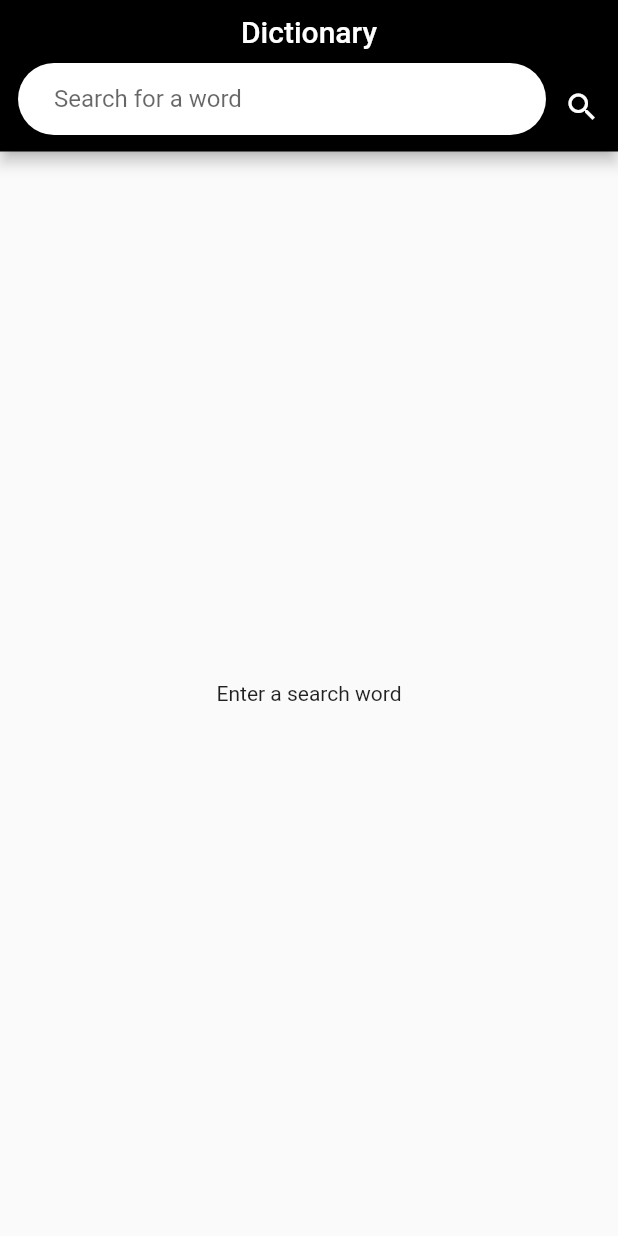
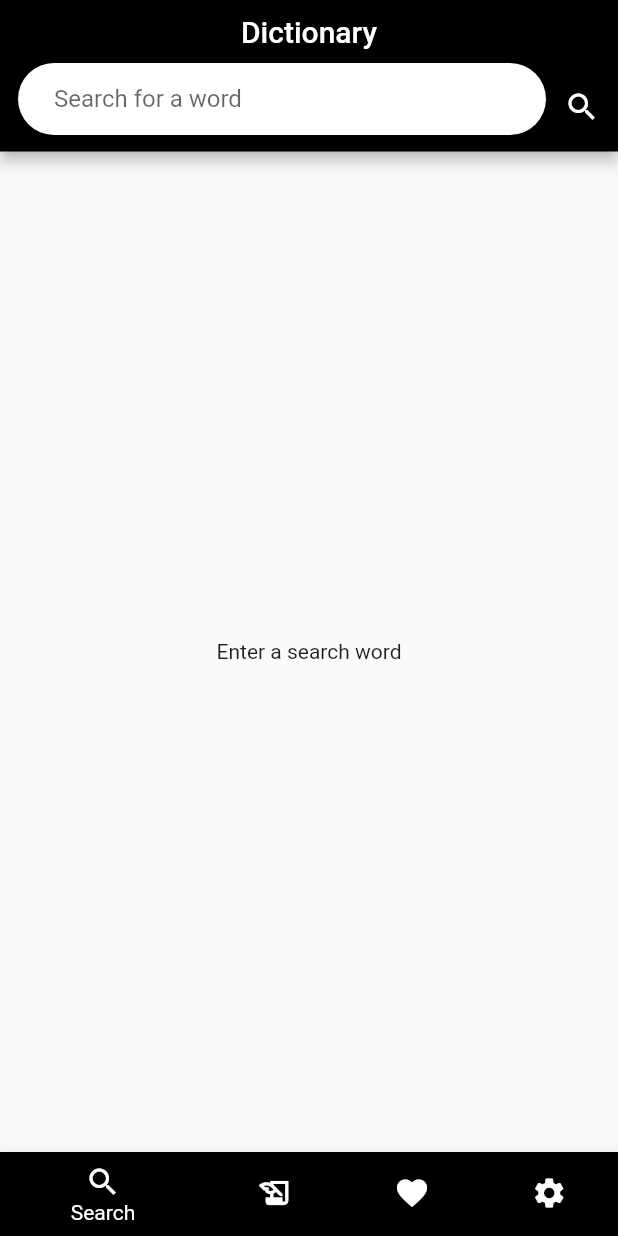
Before and after one commit to sungjoonhong/kungchidda_dictionary, a Flutter app: the screen it shows after launch, after a tap on the "search" icon, on a phone screen of 412 x 824 dp. Run offline on Flutter 3.47's test engine with Material 2 defaults, Android fonts, the light colour scheme and no system bars.

Commit message:
refactory screen

```diff
--- a/lib/main.dart
+++ b/lib/main.dart
@@ -1,7 +1,8 @@
-import 'dart:async';
-import 'dart:convert';
-import 'package:http/http.dart';
 import 'package:flutter/material.dart';
+import 'package:kungchidda_dictionary/screen/favoriteScreen.dart';
+import 'package:kungchidda_dictionary/screen/historyScreen.dart';
+import 'package:kungchidda_dictionary/screen/searchScreen.dart';
+import 'package:kungchidda_dictionary/screen/settingScreen.dart';
 
 void main() => runApp(const MyApp());
 
@@ -25,160 +26,74 @@ class Homepage extends StatefulWidget {
 }
 
 class _HomepageState extends State<Homepage> {
-  // String url = "https://owlbot.info/api/v4/dictionary/";
-  String url = "https://api.twinword.com/api/word/definition_kr/latest/?entry=";
-  String token = "dd4f76822e180bea6b489b6b2f4a224560e9fa24";
+  final PageController _pageController = PageController(initialPage: 0);
+  int bottomSelectedIndex = 0;
 
-  TextEditingController textEditingController = TextEditingController();
-
-  // Stream for loading the text as soon as it is typed
-  late StreamController streamController;
-  late Stream _stream;
-
-  late Timer _debounce;
-
-  // search function
-  searchText() async {
-    if (textEditingController.text.isEmpty) {
-      streamController.add(null);
-      return;
-    }
-    streamController.add("waiting");
-    Uri targetUrl = Uri.parse(url + textEditingController.text.trim());
-
-    Response response = await get(targetUrl, headers: {
-      "Content-Type": "application/json",
-      "Host": "api.twinword.com",
-      "X-Twaip-Key":
-          "ScL8P2+zWln8zWKpfpHFprBFIzYWeZs6DVhuMrIvIvTqsicQf8RugVSs7kSjXh2L5fatiHHNiho1ERq6hk4iDA=="
-    });
-
-    if (response.statusCode == 200) {
-      streamController.add(json.decode(response.body));
-    }
-    if (response.body.contains('[{"message":"No definition :("}]')) {
-      streamController.add("NoData");
-      return;
-    } else {
-      streamController.add(json.decode(response.body));
-      return;
-    }
+  List<BottomNavigationBarItem> buildBottomNavBarItems() {
+    return [
+      const BottomNavigationBarItem(
+          backgroundColor: Colors.black,
+          icon: Icon(Icons.search),
+          label: "Search"),
+      const BottomNavigationBarItem(
+        backgroundColor: Colors.black,
+        icon: Icon(Icons.history_edu),
+        label: "History",
+      ),
+      const BottomNavigationBarItem(
+          backgroundColor: Colors.black,
+          icon: Icon(Icons.favorite),
+          label: "Favorite"),
+      const BottomNavigationBarItem(
+          backgroundColor: Colors.black,
+          icon: Icon(Icons.settings),
+          label: "Settings")
+    ];
   }
 
   @override
-  void initState() {
-    super.initState();
-    streamController = StreamController();
-    _stream = streamController.stream;
-    _debounce = Timer(const Duration(milliseconds: 1000), () {
-      searchText();
-    });
+  void dispose() {
+    _pageController.dispose();
+    super.dispose();
   }
 
   @override
   Widget build(BuildContext context) {
+    // return const SearchScreen();
     return Scaffold(
-      appBar: AppBar(
-        backgroundColor: Colors.black,
-        title: const Text(
-          "Dictionary",
-          style: TextStyle(color: Colors.white),
-        ),
-        centerTitle: true,
-        bottom: PreferredSize(
-          preferredSize: const Size.fromHeight(45),
-          child: Row(
-            children: [
-              Expanded(
-                child: Container(
-                  margin: const EdgeInsets.only(left: 12, bottom: 11),
-                  decoration: BoxDecoration(
-                      borderRadius: BorderRadius.circular(24.0),
-                      color: Colors.white),
-                  child: TextFormField(
-                    onChanged: (String text) {
-                      if (_debounce.isActive) {
-                        _debounce.cancel();
-                      }
-                      _debounce = Timer(const Duration(milliseconds: 1000), () {
-                        searchText();
-                      });
-                      // searchText();
-                    },
-                    controller: textEditingController,
-                    decoration: const InputDecoration(
-                      hintText: "Search for a word",
-                      contentPadding: EdgeInsets.only(left: 24),
-                      border: InputBorder.none,
-                    ),
-                  ),
-                ),
-              ),
-              IconButton(
-                icon: const Icon(Icons.search, color: Colors.white),
-                onPressed: () => searchText(),
-              )
-            ],
-          ),
-        ),
-      ),
-      body: Container(
-        margin: const EdgeInsets.all(8),
-        child: StreamBuilder(
-          stream: _stream,
-          builder: (BuildContext context, AsyncSnapshot snapshot) {
-            if (snapshot.data == null) {
-              return const Center(
-                child: Text("Enter a search word"),
-              );
-            }
-            if (snapshot.data == "waiting") {
-              return const Center(
-                child: CircularProgressIndicator(),
-              );
-            }
-            if (snapshot.data == "NoData") {
-              return const Center(
-                child: Text(
-                  'No Defination 😭',
-                  style: TextStyle(fontSize: 20, color: Colors.black),
-                ),
-              );
-            }
-            return ListView.builder(
-              // itemCount: snapshot.data["definitions"].length,
-              itemBuilder: (BuildContext context, int index) {
-                return ListBody(
-                  children: [
-                    Container(
-                      color: Colors.grey[300],
-                      // child: ListTile(
-                      //   leading: snapshot.data["definitions"][index]
-                      //               ["image_url"] ==
-                      //           null
-                      //       ? null
-                      //       : CircleAvatar(
-                      //           backgroundImage: NetworkImage(snapshot
-                      //               .data["definitions"][index]["image_url"]),
-                      //         ),
-                      //   title: Text(textEditingController.text.trim() +
-                      //       "(" +
-                      //       snapshot.data["definitions"][index]["type"] +
-                      //       ")"),
-                      // )
-                    ),
-                    Padding(
-                      padding: const EdgeInsets.all(8.0),
-                      // child: Text(
-                      //     snapshot.data["definitions"][index]["definition"]),
-                    )
-                  ],
-                );
-              },
-            );
+      body: PageView(
+          controller: _pageController,
+          onPageChanged: (index) {
+            pageChanged(index);
           },
-        ),
+          children: const [
+            SearchScreen(),
+            HistoryScreen(),
+            FavoriteScreen(),
+            SettingScreen()
+          ]),
+      bottomNavigationBar: BottomNavigationBar(
+        onTap: (index) {
+          bottomTapped(index);
+        },
+        currentIndex: bottomSelectedIndex,
+        items: buildBottomNavBarItems(),
       ),
     );
   }
+
+  void bottomTapped(int index) {
+    setState(() {
+      bottomSelectedIndex = index;
+      _pageController.jumpToPage(index);
+      // _pageController.animateToPage(index, duration: const Duration(milliseconds: 500), curve: Curves.ease);
+      // _pageController.animateTo(1.0, duration: const Duration(milliseconds: 500), curve: Curves.ease);
+    });
+  }
+
+  void pageChanged(int index) {
+    setState(() {
+      bottomSelectedIndex = index;
+    });
+  }
 }
--- /dev/null
+++ b/lib/screen/favoriteScreen.dart
@@ -0,0 +1,17 @@
+import 'package:flutter/material.dart';
+
+class FavoriteScreen extends StatefulWidget {
+  const FavoriteScreen({Key? key}) : super(key: key);
+
+  @override
+  _FavoriteScreenState createState() => _FavoriteScreenState();
+}
+
+class _FavoriteScreenState extends State<FavoriteScreen> {
+  @override
+  Widget build(BuildContext context) {
+    return const Center(
+      child: Text("Favorite"),
+    );
+  }
+}
--- /dev/null
+++ b/lib/screen/historyScreen.dart
@@ -0,0 +1,17 @@
+import 'package:flutter/material.dart';
+
+class HistoryScreen extends StatefulWidget {
+  const HistoryScreen({Key? key}) : super(key: key);
+
+  @override
+  _HistoryScreenState createState() => _HistoryScreenState();
+}
+
+class _HistoryScreenState extends State<HistoryScreen> {
+  @override
+  Widget build(BuildContext context) {
+    return const Center(
+      child: Text("History"),
+    );
+  }
+}
--- /dev/null
+++ b/lib/screen/searchScreen.dart
@@ -0,0 +1,187 @@
+import 'dart:async';
+import 'dart:convert';
+
+import 'package:flutter/material.dart';
+import 'package:http/http.dart';
+
+class SearchScreen extends StatefulWidget {
+  const SearchScreen({Key? key}) : super(key: key);
+
+  // const SearchScreen({Key? key}) : super(key: key);
+
+  @override
+  _SearchScreenState createState() => _SearchScreenState();
+}
+
+class _SearchScreenState extends State<SearchScreen> {
+  TextEditingController textEditingController = TextEditingController();
+  late StreamController streamController;
+  late Stream _stream;
+  late Timer _debounce;
+
+  String url = "https://api.twinword.com/api/word/definition_kr/latest/?entry=";
+  String token = "dd4f76822e180bea6b489b6b2f4a224560e9fa24";
+
+  @override
+  void initState() {
+    super.initState();
+    streamController = StreamController();
+    _stream = streamController.stream;
+    _debounce = Timer(const Duration(milliseconds: 1000), () {
+      searchText();
+    });
+  }
+
+  @override
+  Widget build(BuildContext context) {
+    return Scaffold(
+      appBar: AppBar(
+        backgroundColor: Colors.black,
+        title: const Text(
+          "Dictionary",
+          style: TextStyle(color: Colors.white),
+        ),
+        centerTitle: true,
+        bottom: PreferredSize(
+          preferredSize: const Size.fromHeight(45),
+          child: Row(
+            children: [
+              Expanded(
+                child: Container(
+                  margin: const EdgeInsets.only(left: 12, bottom: 11),
+                  decoration: BoxDecoration(
+                      borderRadius: BorderRadius.circular(24.0),
+                      color: Colors.white),
+                  child: TextFormField(
+                    onChanged: (String text) {
+                      if (_debounce.isActive) {
+                        _debounce.cancel();
+                      }
+                      _debounce = Timer(const Duration(milliseconds: 1000), () {
+                        searchText();
+                      });
+                      // searchText();
+                    },
+                    controller: textEditingController,
+                    decoration: const InputDecoration(
+                      hintText: "Search for a word",
+                      contentPadding: EdgeInsets.only(left: 24),
+                      border: InputBorder.none,
+                    ),
+                  ),
+                ),
+              ),
+              IconButton(
+                icon: const Icon(Icons.search, color: Colors.white),
+                onPressed: () => searchText(),
+              )
+            ],
+          ),
+        ),
+      ),
+      body: Container(
+        margin: const EdgeInsets.all(8),
+        child: StreamBuilder(
+          stream: _stream,
+          builder: (BuildContext context, AsyncSnapshot snapshot) {
+            if (snapshot.data == null) {
+              return const Center(
+                child: Text("Enter a search word"),
+              );
+            }
+            if (snapshot.data == "waiting") {
+              return const Center(
+                child: CircularProgressIndicator(),
+              );
+            }
+            if (snapshot.data == "NoData") {
+              return const Center(
+                child: Text(
+                  'No Defination 😭',
+                  style: TextStyle(fontSize: 20, color: Colors.black),
+                ),
+              );
+            }
+            return ListView.builder(
+              itemCount: 1,
+              itemBuilder: (BuildContext context, int index) {
+                return ListBody(
+                  children: [
+                    Container(
+                        color: Colors.grey[300],
+                        child: ListTile(
+                            // leading: snapshot.data["definitions"][index]
+                            //             ["image_url"] ==
+                            //         null
+                            //     ? null
+                            //     : CircleAvatar(
+                            //         backgroundImage: NetworkImage(snapshot
+                            //             .data["definitions"][index]["image_url"]),
+                            //       ),
+                            title: Text(textEditingController.text.trim()))),
+                    Padding(
+                      padding: const EdgeInsets.all(8.0),
+                      child: Text(snapshot.data["meaning"]["korean"]),
+                    ),
+                    snapshot.data["meaning"]["adjective"] != ""
+                        ? Padding(
+                            padding: const EdgeInsets.all(8.0),
+                            child: Text(snapshot.data["meaning"]["adjective"]),
+                          )
+                        : Container(),
+                    snapshot.data["meaning"]["adverb"] != ""
+                        ? Padding(
+                            padding: const EdgeInsets.all(8.0),
+                            child: Text(snapshot.data["meaning"]["adverb"]),
+                          )
+                        : Container(),
+                    snapshot.data["meaning"]["noun"] != ""
+                        ? Padding(
+                            padding: const EdgeInsets.all(8.0),
+                            child: Text(snapshot.data["meaning"]["noun"]),
+                          )
+                        : Container(),
+                    snapshot.data["meaning"]["noun"] != ""
+                        ? Padding(
+                            padding: const EdgeInsets.all(8.0),
+                            child: Text(snapshot.data["meaning"]["verb"]),
+                          )
+                        : Container(),
+                  ],
+                );
+              },
+            );
+          },
+        ),
+      ),
+    );
+  }
+
+  // search function
+  searchText() async {
+    if (textEditingController.text.isEmpty) {
+      streamController.add(null);
+      return;
+    }
+    streamController.add("waiting");
+    Uri targetUrl = Uri.parse(url + textEditingController.text.trim());
+
+    Response response = await get(targetUrl, headers: {
+      "Content-Type": "application/json",
+      "Host": "api.twinword.com",
+      "X-Twaip-Key":
+          "ScL8P2+zWln8zWKpfpHFprBFIzYWeZs6DVhuMrIvIvTqsicQf8RugVSs7kSjXh2L5fatiHHNiho1ERq6hk4iDA=="
+    });
+
+    if (response.statusCode == 200) {
+      streamController.add(json.decode(response.body));
+    }
+    // if (response.body.contains('[{"message":"No definition :("}]')) {
+    //   streamController.add("NoData");
+    //   return;
+    // } else {
+    //   streamController.add(json.decode(response.body));
+    //   return;
+    // }
+  }
+}
--- /dev/null
+++ b/lib/screen/settingScreen.dart
@@ -0,0 +1,17 @@
+import 'package:flutter/material.dart';
+
+class SettingScreen extends StatefulWidget {
+  const SettingScreen({Key? key}) : super(key: key);
+
+  @override
+  _SettingScreenState createState() => _SettingScreenState();
+}
+
+class _SettingScreenState extends State<SettingScreen> {
+  @override
+  Widget build(BuildContext context) {
+    return const Center(
+      child: Text("Setting"),
+    );
+  }
+}
```
